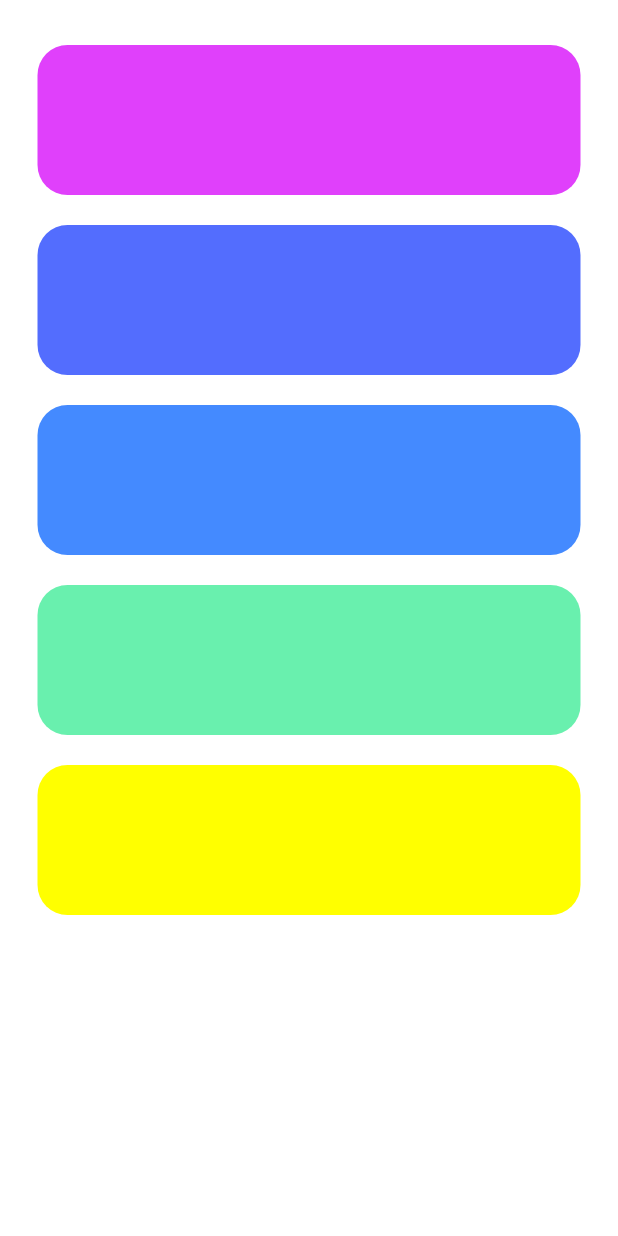
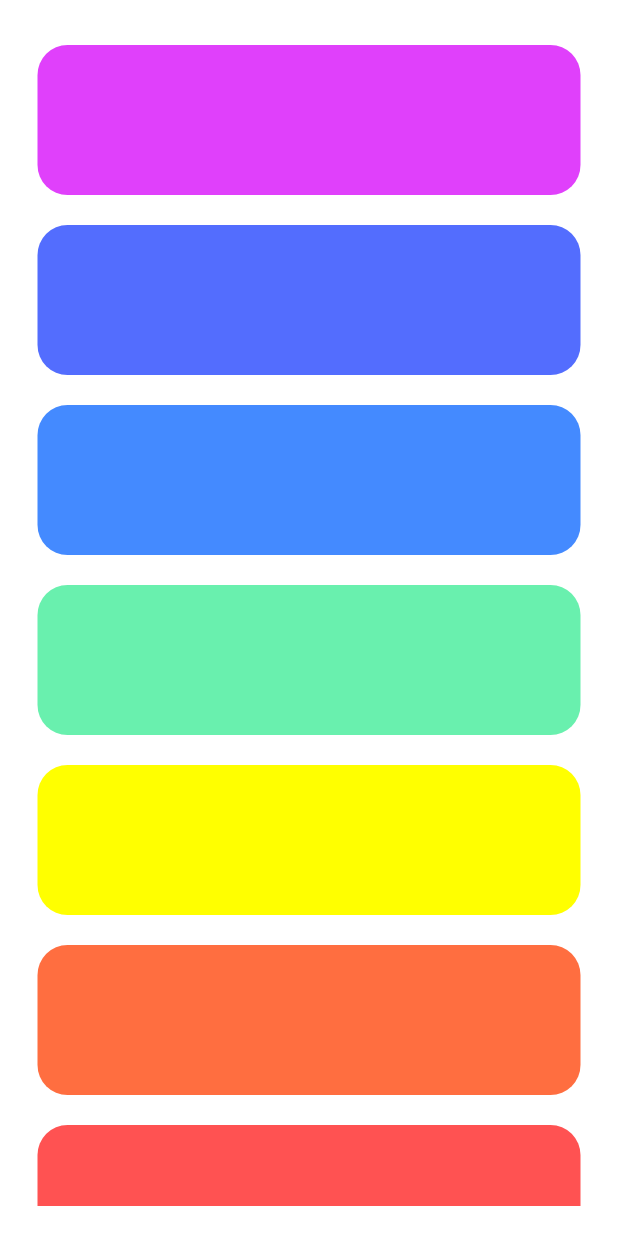
Before and after one commit to cyberlord-007/kidaura-asssignment, a Flutter app: the screen it shows after launch, on a phone screen of 412 x 824 dp. Run offline on Flutter 3.47's test engine with Material 2 defaults, Android fonts, the phone set to English and light mode, and no system bars.

Commit message:
some changes

```diff
--- a/lib/HomeScreen.dart
+++ b/lib/HomeScreen.dart
@@ -7,13 +7,15 @@ class HomeScreen extends StatefulWidget {
 }
 
 class _HomeScreenState extends State<HomeScreen> {
-  List<bool> isDeleted = [false, false, false, false, false];
+  List<bool> isDeleted = [false, false, false, false, false, false, false];
   List<Color> color = [
     Colors.purpleAccent,
     Colors.indigoAccent,
     Colors.blueAccent,
     Colors.greenAccent,
-    Colors.yellowAccent
+    Colors.yellowAccent,
+    Colors.deepOrangeAccent,
+    Colors.redAccent
   ];
 
   void deleteItem(int index) {
@@ -34,7 +36,7 @@ class _HomeScreenState extends State<HomeScreen> {
               : ListItem(
                   deleteItem: deleteItem, index: index, color: color[index]);
         },
-        itemCount: 5,
+        itemCount: 7,
       ),
     );
   }
```
